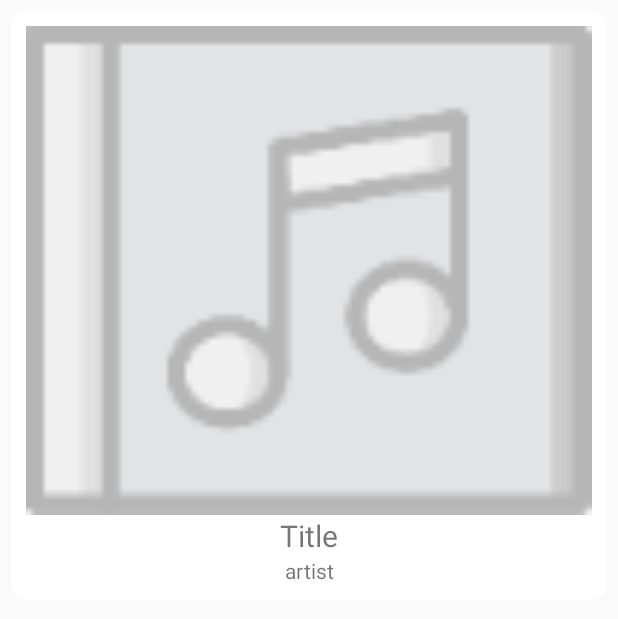
After one commit to attentionrobber/ShareMusicPlaylist_Android, an Android app: the layout player_card_item.xml on its own in the app's theme, with its tools: preview values and no code run, on a phone screen of 412 x 824 dp. The commit adds this screen. Shown: the top 619 px of the screen. Run offline under Robolectric (Android 15) with nearby library versions, the light colour scheme and no system bars.

Commit message:
Player Tab에 ViewPager(CardView), 기타 Layout 추가

```diff
--- a/app/src/main/java/com/hyunseok/android/sharemusicplaylist/PlaylistNewActivity.java
+++ b/app/src/main/java/com/hyunseok/android/sharemusicplaylist/PlaylistNewActivity.java
@@ -22,6 +22,8 @@ import org.androidannotations.annotations.ViewById;
  *  PlaylistDetail Activity 에 비교하여 더 있어야 될것들
  *  대표이미지 설정 버튼, 음악 추가 버튼, TAG 입력부분(?)
  */
+
+// TODO 확인(Confirm)버튼, 취소(Cancle)버튼 만들기(항목 다 작성 후 저장 or  나가기)
 
 @EActivity(R.layout.activity_playlist_new)
 public class PlaylistNewActivity extends AppCompatActivity {
--- a/app/src/main/java/com/hyunseok/android/sharemusicplaylist/adapter/HorizontalAdapter.java
+++ b/app/src/main/java/com/hyunseok/android/sharemusicplaylist/adapter/HorizontalAdapter.java
@@ -9,7 +9,6 @@ import android.view.ViewGroup;
 import android.widget.ImageView;
 import android.widget.LinearLayout;
 import android.widget.TextView;
-import android.widget.Toast;
 
 import com.hyunseok.android.sharemusicplaylist.PlaylistDetailActivity_;
 import com.hyunseok.android.sharemusicplaylist.R;
@@ -31,7 +30,7 @@ public class HorizontalAdapter extends RecyclerView.Adapter<HorizontalAdapter.Ho
 
     @Override
     public Holder onCreateViewHolder(ViewGroup parent, int viewType) {
-        View view = LayoutInflater.from(context).inflate(R.layout.recycler_item, parent, false); // context.getSystemService(Context.LAYOUT_INFLATER_SERVICE) 와 같다.
+        View view = LayoutInflater.from(context).inflate(R.layout.horizontal_recycler_item, parent, false); // context.getSystemService(Context.LAYOUT_INFLATER_SERVICE) 와 같다.
         return new Holder(view);
     }
 
--- /dev/null
+++ b/app/src/main/res/layout/player_card_item.xml
@@ -0,0 +1,57 @@
+<?xml version="1.0" encoding="utf-8"?>
+<LinearLayout
+    xmlns:android="http://schemas.android.com/apk/res/android"
+    xmlns:cardview="http://schemas.android.com/apk/res-auto"
+    android:orientation="vertical"
+    android:layout_width="match_parent"
+    android:layout_height="match_parent"
+    android:padding="7dp">
+
+
+    <android.support.v7.widget.CardView
+        cardview:cardCornerRadius="10dp"
+        android:layout_width="match_parent"
+        android:id="@+id/cardView"
+        android:layout_height="wrap_content"
+        android:paddingBottom="0dp"
+        android:paddingLeft="0dp"
+        android:paddingRight="0dp"
+        android:paddingTop="0dp"
+        android:padding="0dp">
+
+        <LinearLayout
+            android:orientation="vertical"
+            android:layout_width="match_parent"
+            android:layout_height="wrap_content"
+            android:padding="10dp">
+
+            <ImageView
+                android:id="@+id/imageView"
+                android:layout_width="match_parent"
+                android:layout_height="wrap_content"
+                cardview:srcCompat="@mipmap/default_album_image"
+                android:scaleType="fitCenter"
+                android:adjustViewBounds="true" />
+
+            <TextView
+                android:id="@+id/tv_title"
+                android:text="Title"
+                android:layout_width="match_parent"
+                android:layout_height="wrap_content"
+                android:gravity="center"
+                android:textSize="@dimen/title_text_size" />
+
+            <TextView
+                android:id="@+id/tv_artist"
+                android:text="artist"
+                android:layout_width="match_parent"
+                android:layout_height="wrap_content"
+                android:gravity="center"
+                android:textSize="@dimen/artist_text_size" />
+
+        </LinearLayout>
+
+
+    </android.support.v7.widget.CardView>
+
+</LinearLayout>
--- a/app/src/main/res/values-w820dp/dimens.xml
+++ b/app/src/main/res/values-w820dp/dimens.xml
@@ -3,4 +3,8 @@
          (such as screen margins) for screens with more than 820dp of available width. This
          would include 7" and 10" devices in landscape (~960dp and ~1280dp respectively). -->
     <dimen name="activity_horizontal_margin">64dp</dimen>
+
+    <!-- 아래 이하 추가한 부분 -->
+    <dimen name="title_text_size">40sp</dimen>
+    <dimen name="artist_text_size">28sp</dimen>
 </resources>
--- a/app/src/main/res/values/dimens.xml
+++ b/app/src/main/res/values/dimens.xml
@@ -2,4 +2,9 @@
     <!-- Default screen margins, per the Android Design guidelines. -->
     <dimen name="activity_horizontal_margin">16dp</dimen>
     <dimen name="activity_vertical_margin">16dp</dimen>
+
+    <!-- 아래 이하 추가한 부분 -->
+    <dimen name="title_text_size">20sp</dimen>
+    <dimen name="artist_text_size">14sp</dimen>
+    <dimen name="text_margin">16dp</dimen>
 </resources>
```
Also changed, not shown: app/src/main/java/com/hyunseok/android/sharemusicplaylist/MainTabFragment.java (+22 -0 lines), app/src/main/java/com/hyunseok/android/sharemusicplaylist/adapter/PlayerAdapter.java (added, +76 -0 lines), app/src/main/res/layout/fragment_main_playertab.xml (+93 -19 lines), app/src/main/res/layout/horizontal_recycler_item.xml (renamed from app/src/main/res/layout/recycler_item.xml), app/src/main/res/mipmap-xxxhdpi/default_album_image.png (added).
